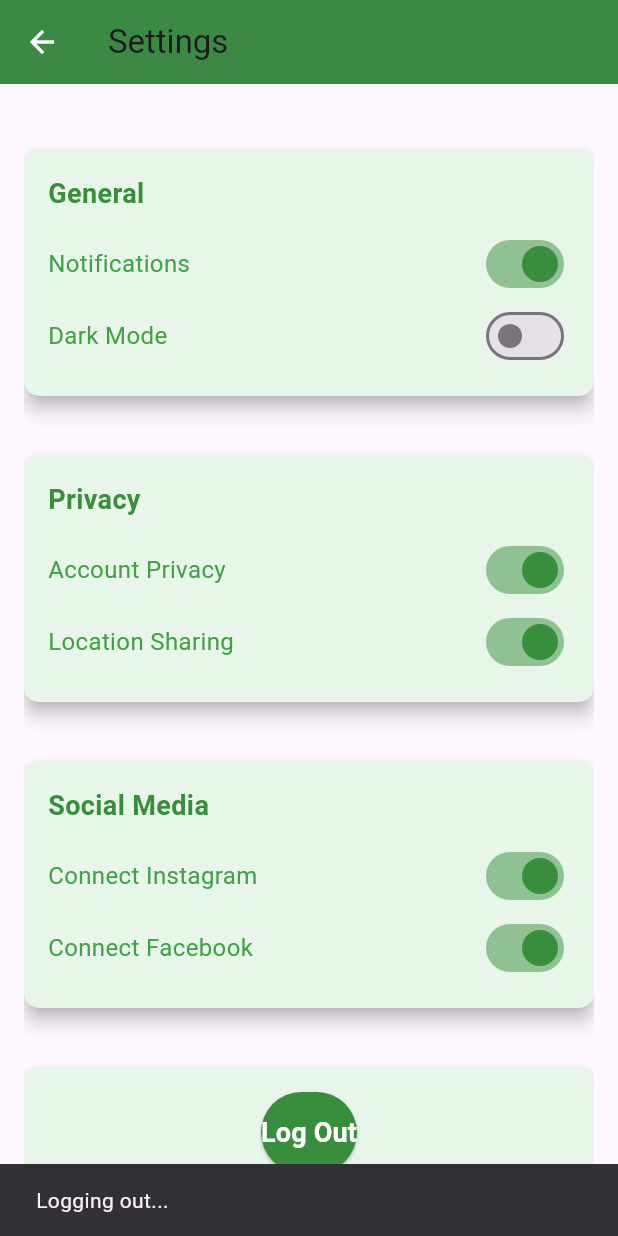
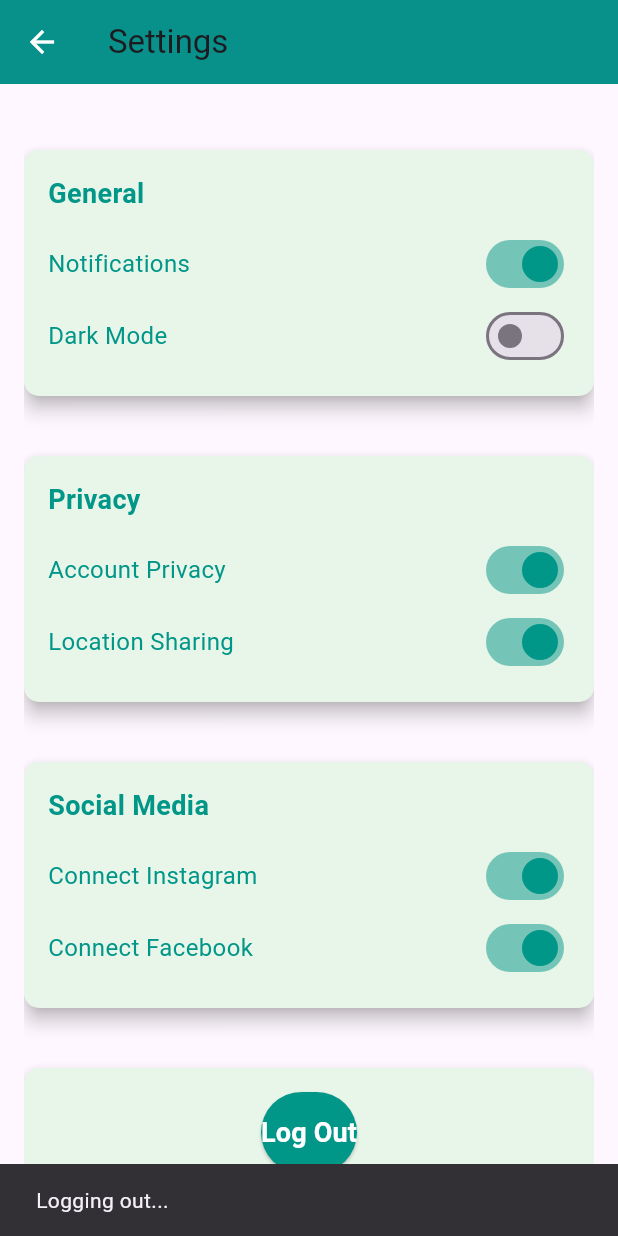
Before and after one commit to gilbertorishaba/tourism_app, a Flutter app: the SettingsScreen screen opened by its route, scrolled down 134 dp, after a tap on "Log Out", on a phone screen of 412 x 824 dp. Run offline on Flutter 3.47's test engine with Material 3 defaults, Android fonts, the light colour scheme and no system bars; our stand-ins replace carousel_slider, google_nav_bar, smooth_page_indicator.

Commit message:
all changes

```diff
--- a/lib/home_screen.dart
+++ b/lib/home_screen.dart
@@ -31,16 +31,15 @@ class HomeScreen extends StatefulWidget {
 }
 
 class _HomeScreenState extends State<HomeScreen> {
-  double _textPosition = 0; // initial position of the text
-  bool _startAnimation = false; // start the animation
+  double _textPosition = 0;
+  bool _startAnimation = false;
 
   @override
   void initState() {
     super.initState();
-    // start the timer to trigger animation after 5 seconds
     Timer(const Duration(seconds: 5), () {
       setState(() {
-        _startAnimation = true; // enables me to start animation
+        _startAnimation = true;
       });
     });
   }
@@ -271,7 +270,7 @@ class _HomeScreenState extends State<HomeScreen> {
             leading: const Icon(Icons.favorite),
             title: const Text('Destinations'),
             onTap: () {
-              Navigator.pushReplacementNamed(context, '/Destination');
+              Navigator.pushReplacementNamed(context, '/destination');
             },
           ),
           ListTile(
--- a/lib/main.dart
+++ b/lib/main.dart
@@ -217,7 +217,8 @@ class TourismApp extends StatelessWidget {
       initialRoute: '/onboarding',
       routes: {
         '/onboarding': (context) => (const OnboardingScreen()),
-        '/home': (context) => (const HomeScreen()),
+        // '/home': (context) => (const HomeScreen()),
+        '/home': (context) => MainScreen(child: const HomeScreen()),
         '/login': (context) => const LoginScreen(),
         '/settings': (context) => SettingsScreen(),
         '/register': (context) => const RegisterScreen(),
@@ -305,12 +306,12 @@ class _MainScreenState extends State<MainScreen> {
       ),
       body: widget.child,
       bottomNavigationBar: Container(
-        color: Colors.indigo,
+        color: Colors.teal,
         child: Padding(
           padding: const EdgeInsets.symmetric(horizontal: 15.0, vertical: 20),
           child: GNav(
             gap: 8,
-            backgroundColor: Colors.indigo,
+            backgroundColor: Colors.teal,
             color: Colors.white,
             activeColor: Colors.white,
             tabBackgroundColor: Colors.grey,
--- a/lib/settings_screen.dart
+++ b/lib/settings_screen.dart
@@ -14,7 +14,7 @@ class _SettingsScreenState extends State<SettingsScreen> {
     return Scaffold(
       appBar: AppBar(
         title: const Text('Settings'),
-        backgroundColor: Colors.green[700],
+        backgroundColor: Colors.teal,
         elevation: 0,
         leading: IconButton(
           icon: const Icon(Icons.arrow_back, color: Colors.white),
@@ -78,15 +78,15 @@ class _SettingsScreenState extends State<SettingsScreen> {
       margin: const EdgeInsets.symmetric(vertical: 10),
       shape: RoundedRectangleBorder(borderRadius: BorderRadius.circular(10)),
       color: Colors.green.shade50,
-      child: Padding(
-        padding: const EdgeInsets.all(16.0),
+      child: const Padding(
+        padding: EdgeInsets.all(16.0),
         child: Row(
           children: [
             CircleAvatar(
               radius: 40,
-              backgroundImage: AssetImage('assets/user_avatar.jpg'),
+              backgroundImage: AssetImage('assets/img1.jpg'),
             ),
-            const SizedBox(width: 20),
+            SizedBox(width: 20),
             Column(
               crossAxisAlignment: CrossAxisAlignment.start,
               children: [
@@ -95,15 +95,15 @@ class _SettingsScreenState extends State<SettingsScreen> {
                   style: TextStyle(
                     fontSize: 20,
                     fontWeight: FontWeight.bold,
-                    color: Colors.green[700],
+                    color: Colors.teal,
                   ),
                 ),
-                const SizedBox(height: 5),
+                SizedBox(height: 5),
                 Text(
                   'Bio: Traveler, Explorer, and Foodie',
                   style: TextStyle(
                     fontSize: 16,
-                    color: Colors.green[600],
+                    color: Colors.teal,
                   ),
                 ),
               ],
@@ -128,10 +128,10 @@ class _SettingsScreenState extends State<SettingsScreen> {
           children: [
             Text(
               title,
-              style: TextStyle(
+              style: const TextStyle(
                 fontSize: 18,
                 fontWeight: FontWeight.bold,
-                color: Colors.green[700],
+                color: Colors.teal,
               ),
             ),
             const SizedBox(height: 10),
@@ -150,15 +150,15 @@ class _SettingsScreenState extends State<SettingsScreen> {
       children: [
         Text(
           title,
-          style: TextStyle(
+          style: const TextStyle(
             fontSize: 16,
-            color: Colors.green[600],
+            color: Colors.teal,
           ),
         ),
         Switch(
           value: currentValue,
           onChanged: onChanged,
-          activeColor: Colors.green[700],
+          activeColor: Colors.teal,
         ),
       ],
     );
@@ -179,17 +179,17 @@ class _SettingsScreenState extends State<SettingsScreen> {
               onPressed: () {
                 // Implement logout functionality here
                 ScaffoldMessenger.of(context).showSnackBar(
-                  SnackBar(content: Text('Logging out...')),
+                  const SnackBar(content: Text('Logging out...')),
                 );
               },
               style: ElevatedButton.styleFrom(
-                backgroundColor: Colors.green[700],
-                padding: EdgeInsets.symmetric(vertical: 14),
+                backgroundColor: Colors.teal,
+                padding: const EdgeInsets.symmetric(vertical: 14),
                 shape: RoundedRectangleBorder(
                   borderRadius: BorderRadius.circular(30),
                 ),
               ),
-              child: Text(
+              child: const Text(
                 'Log Out',
                 style: TextStyle(
                   fontSize: 18,
```
